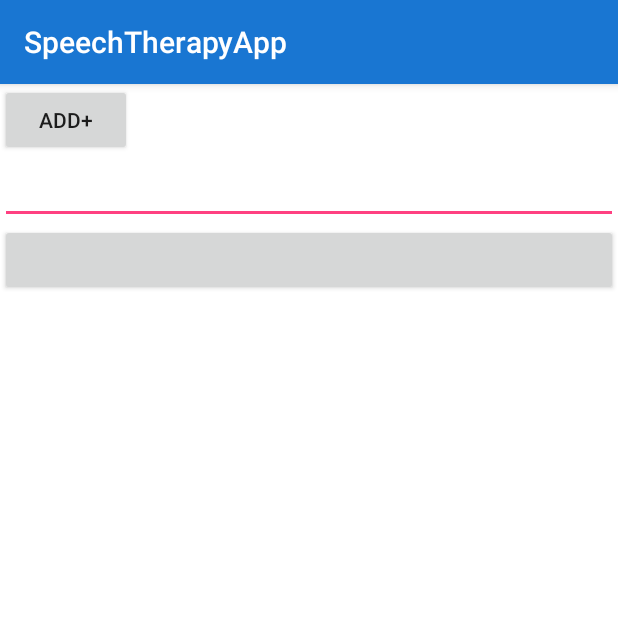
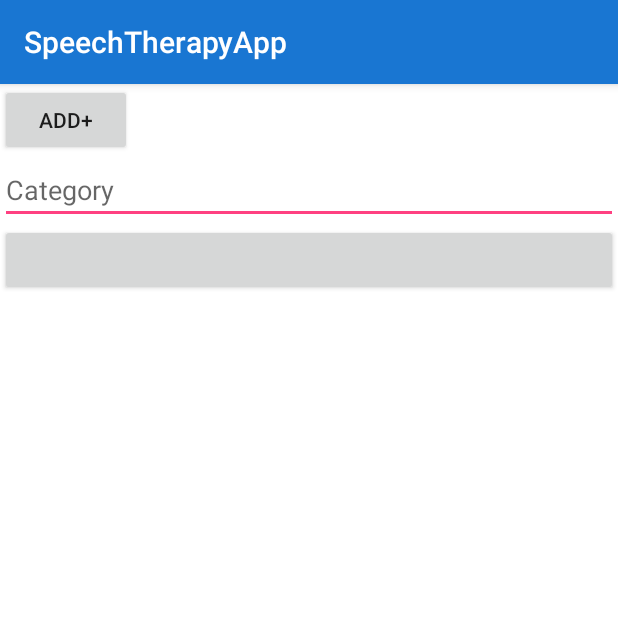
Before and after one commit to Donegaan/group4-SpeechTherapy, an Android app: the AddCategory screen opened directly, with no data from a screen before it, after a tap on "ADD+", on a phone screen of 412 x 824 dp, the top half of it. Run offline under Robolectric (Android 15) with nearby library versions, the phone set to English and light mode, and no system bars.

Commit message:
Add Category, scroll view and layout

```diff
--- a/group04-SpeachTherapyApp/app/src/main/java/com/example/sweng04/speachtherapyapp/AddCategory.java
+++ b/group04-SpeachTherapyApp/app/src/main/java/com/example/sweng04/speachtherapyapp/AddCategory.java
@@ -38,10 +38,10 @@ public class AddCategory extends AppCompatActivity {
 
     private TextView createNewTextView(String text) {
         final LayoutParams lparams = new LayoutParams(LayoutParams.MATCH_PARENT, LayoutParams.WRAP_CONTENT);
-        final Button textView = new Button(this);
-        textView.setLayoutParams(lparams);
-        textView.setText(text);
-        return textView;
+        final Button categoryView = new Button(this);
+        categoryView.setLayoutParams(lparams);
+        categoryView.setText(text);
+        return categoryView;
     }
 
 }
--- a/group04-SpeachTherapyApp/app/src/main/res/layout/activity_add_category.xml
+++ b/group04-SpeachTherapyApp/app/src/main/res/layout/activity_add_category.xml
@@ -1,5 +1,10 @@
 <?xml version="1.0" encoding="utf-8"?>
-<LinearLayout xmlns:android="http://schemas.android.com/apk/res/android"
+<ScrollView
+    xmlns:android="http://schemas.android.com/apk/res/android"
+    xmlns:tools="http://schemas.android.com/tools"
+    android:layout_width="match_parent"
+    android:layout_height="match_parent">
+    <LinearLayout
         android:orientation="vertical"
         android:layout_width="fill_parent"
         android:layout_height="fill_parent"
@@ -15,5 +20,8 @@
             android:id="@+id/editText"
             android:layout_width="match_parent"
             android:layout_height="wrap_content"
+            android:hint="Category"
+            android:inputType="textCapWords"
             />
     </LinearLayout>
+</ScrollView>
```
Lines whose indentation alone changed are shown as unchanged.
